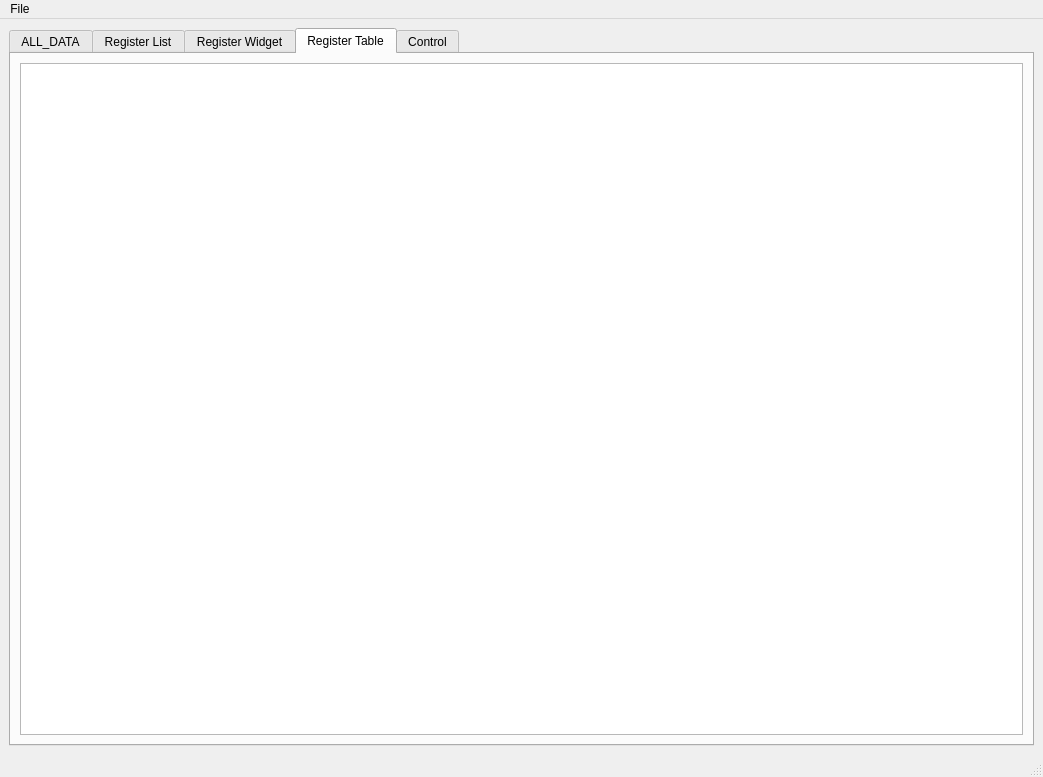
First picture: the form in mainwindow.ui, repository totktobroditvokrug/EL205-QT, before the edit.
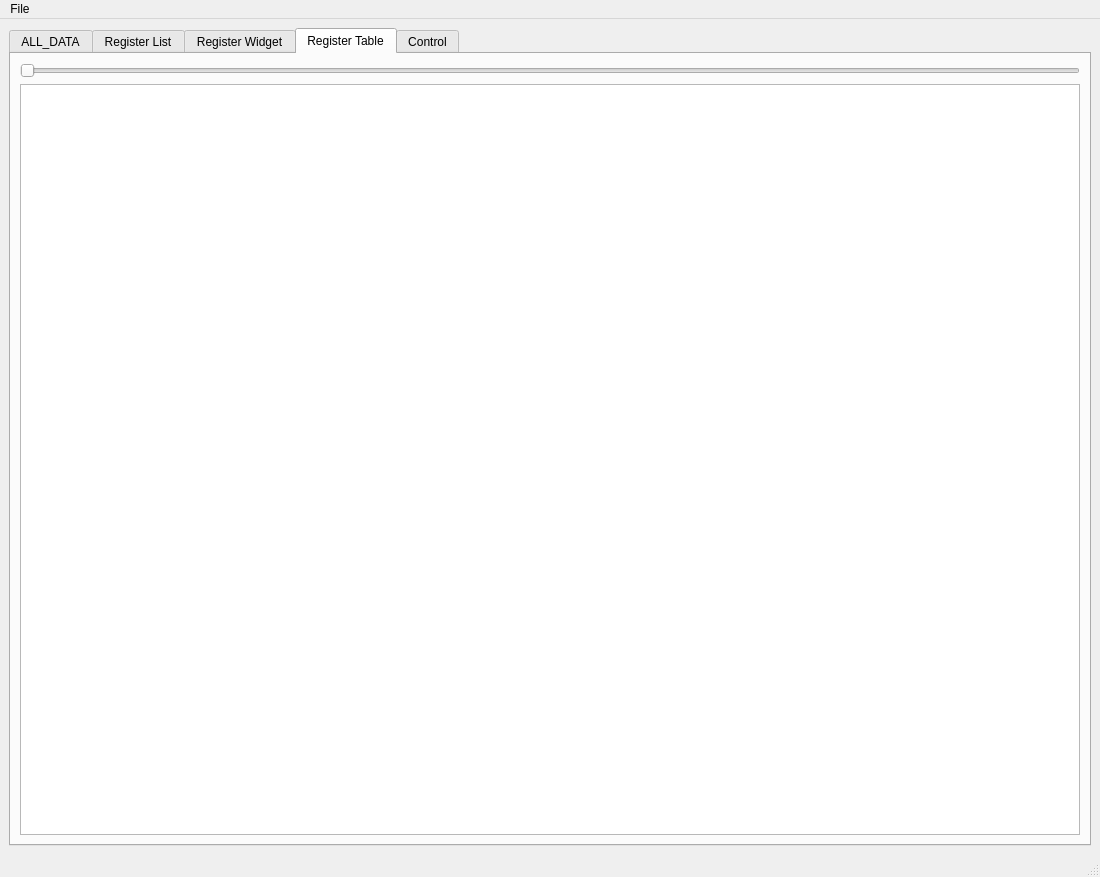
Second picture: the form after the edit.

Diff of the .ui file:
```diff
--- a/mainwindow.ui
+++ b/mainwindow.ui
@@ -6,8 +6,8 @@
    <rect>
     <x>0</x>
     <y>0</y>
-    <width>1043</width>
-    <height>777</height>
+    <width>1100</width>
+    <height>877</height>
    </rect>
   </property>
   <property name="windowTitle">
@@ -674,6 +674,13 @@
         <string>Register Table</string>
        </attribute>
        <layout class="QVBoxLayout" name="verticalLayout_2">
+        <item>
+         <widget class="QSlider" name="horizontalSlider">
+          <property name="orientation">
+           <enum>Qt::Horizontal</enum>
+          </property>
+         </widget>
+        </item>
         <item>
          <widget class="QTableWidget" name="tableRegister">
           <property name="sizePolicy">
@@ -785,7 +792,7 @@
     <rect>
      <x>0</x>
      <y>0</y>
-     <width>1043</width>
+     <width>1100</width>
      <height>26</height>
     </rect>
    </property>
```
